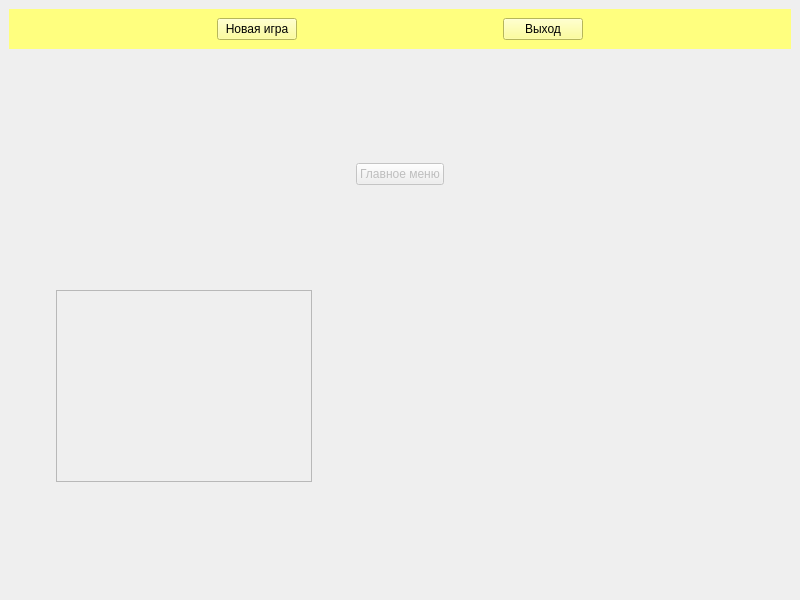
Above: main-window.ui from sergsenta1995/SimpleGameInventory before the change. Below: the same form after it.
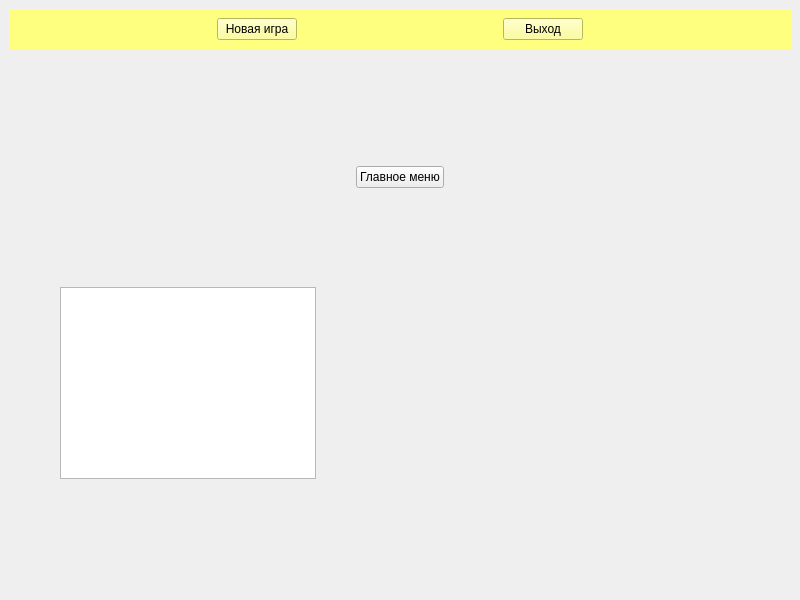
That is the form after the change. Custom widgets are drawn as their Qt base class.

Commit message: worked client-server

```diff
--- a/main-window.ui
+++ b/main-window.ui
@@ -506,23 +506,48 @@
      </widget>
     </item>
     <item>
+     <widget class="QStackedWidget" name="stackedWidget">
+      <property name="currentIndex">
+       <number>1</number>
+      </property>
+      <widget class="QWidget" name="clientGameField">
+       <layout class="QVBoxLayout" name="verticalLayout_3">
+        <item>
      <widget class="QWidget" name="gameField" native="true">
       <property name="enabled">
-       <bool>false</bool>
+           <bool>true</bool>
       </property>
       <layout class="QGridLayout" name="gridLayout">
-       <item row="0" column="2">
-        <spacer name="horizontalSpacer_5">
-         <property name="orientation">
-          <enum>Qt::Horizontal</enum>
-         </property>
-         <property name="sizeHint" stdset="0">
+           <item row="1" column="2">
+            <layout class="QGridLayout" name="gameObjectGridLayout">
+             <item row="0" column="0">
+              <widget class="ClientGameObject" name="clientGameObject">
+               <property name="text">
+                <string/>
+               </property>
+              </widget>
+             </item>
+            </layout>
+           </item>
+           <item row="1" column="0">
+            <layout class="QGridLayout" name="inventoryGridLayout">
+             <item row="0" column="0">
+              <widget class="ClientInventory" name="clientInventory">
+               <property name="sizePolicy">
+                <sizepolicy hsizetype="Fixed" vsizetype="Fixed">
+                 <horstretch>0</horstretch>
+                 <verstretch>0</verstretch>
+                </sizepolicy>
+               </property>
+               <property name="baseSize">
           <size>
-           <width>332</width>
-           <height>20</height>
-          </size>
-         </property>
-        </spacer>
+                 <width>0</width>
+                 <height>0</height>
+                </size>
+               </property>
+              </widget>
+             </item>
+            </layout>
        </item>
        <item row="0" column="1">
         <widget class="QPushButton" name="toMainMenu">
@@ -531,8 +556,21 @@
          </property>
         </widget>
        </item>
+           <item row="0" column="2">
+            <spacer name="rightSpacerOfToMainMenu">
+             <property name="orientation">
+              <enum>Qt::Horizontal</enum>
+             </property>
+             <property name="sizeHint" stdset="0">
+              <size>
+               <width>332</width>
+               <height>20</height>
+              </size>
+             </property>
+            </spacer>
+           </item>
        <item row="0" column="0">
-        <spacer name="horizontalSpacer_4">
+            <spacer name="leftSpacerOfToMainMenu">
          <property name="orientation">
           <enum>Qt::Horizontal</enum>
          </property>
@@ -543,11 +581,35 @@
           </size>
          </property>
         </spacer>
+           </item>
+          </layout>
+         </widget>
+        </item>
+       </layout>
+      </widget>
+      <widget class="QWidget" name="serverGameField">
+       <layout class="QVBoxLayout" name="verticalLayout_4">
+        <item>
+         <widget class="QWidget" name="gameField_2" native="true">
+          <property name="enabled">
+           <bool>true</bool>
+          </property>
+          <layout class="QGridLayout" name="gridLayout_4">
+           <item row="1" column="2">
+            <layout class="QGridLayout" name="gridLayout_5">
+             <item row="0" column="0">
+              <widget class="ServerGameObject" name="serverGameObject">
+               <property name="text">
+                <string/>
+               </property>
+              </widget>
+             </item>
+            </layout>
        </item>
        <item row="1" column="0">
-        <layout class="QGridLayout" name="gridLayout_2">
+            <layout class="QGridLayout" name="gridLayout_6">
          <item row="0" column="0">
-          <widget class="Inventory" name="inventory">
+              <widget class="ServerInventory" name="serverInventory">
            <property name="sizePolicy">
             <sizepolicy hsizetype="Fixed" vsizetype="Fixed">
              <horstretch>0</horstretch>
@@ -564,18 +626,44 @@
          </item>
         </layout>
        </item>
-       <item row="1" column="2">
-        <layout class="QGridLayout" name="gridLayout_3">
-         <item row="0" column="0">
-          <widget class="GameObject" name="gameObject">
+           <item row="0" column="1">
+            <widget class="QPushButton" name="toMainMenu_2">
            <property name="text">
-            <string/>
+              <string>Главное меню</string>
            </property>
           </widget>
          </item>
-        </layout>
-       </item>
-      </layout>
+           <item row="0" column="2">
+            <spacer name="horizontalSpacer_6">
+             <property name="orientation">
+              <enum>Qt::Horizontal</enum>
+             </property>
+             <property name="sizeHint" stdset="0">
+              <size>
+               <width>332</width>
+               <height>20</height>
+              </size>
+             </property>
+            </spacer>
+           </item>
+           <item row="0" column="0">
+            <spacer name="horizontalSpacer_7">
+             <property name="orientation">
+              <enum>Qt::Horizontal</enum>
+             </property>
+             <property name="sizeHint" stdset="0">
+              <size>
+               <width>332</width>
+               <height>20</height>
+              </size>
+             </property>
+            </spacer>
+           </item>
+          </layout>
+         </widget>
+        </item>
+       </layout>
+      </widget>
      </widget>
     </item>
    </layout>
@@ -583,14 +671,24 @@
  </widget>
  <customwidgets>
   <customwidget>
-   <class>Inventory</class>
+   <class>ServerInventory</class>
    <extends>QTableWidget</extends>
-   <header>inventory.hpp</header>
+   <header>server-inventory.hpp</header>
   </customwidget>
   <customwidget>
-   <class>GameObject</class>
+   <class>ServerGameObject</class>
    <extends>QLabel</extends>
-   <header>game-object.hpp</header>
+   <header>server-game-object.hpp</header>
+  </customwidget>
+  <customwidget>
+   <class>ClientGameObject</class>
+   <extends>QLabel</extends>
+   <header>client-game-object.hpp</header>
+  </customwidget>
+  <customwidget>
+   <class>ClientInventory</class>
+   <extends>QTableWidget</extends>
+   <header>client-inventory.hpp</header>
   </customwidget>
  </customwidgets>
  <resources/>
```
Lines whose indentation alone changed are shown as unchanged. The commit also changes 20 other files.
